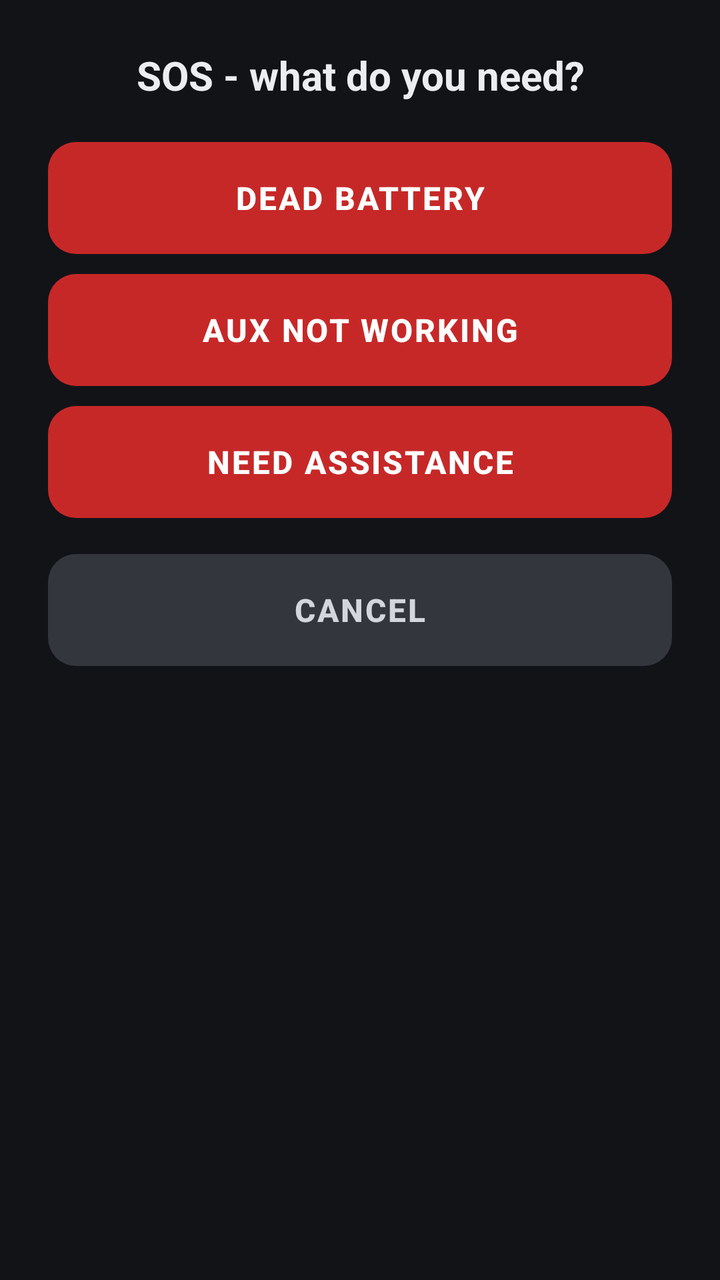
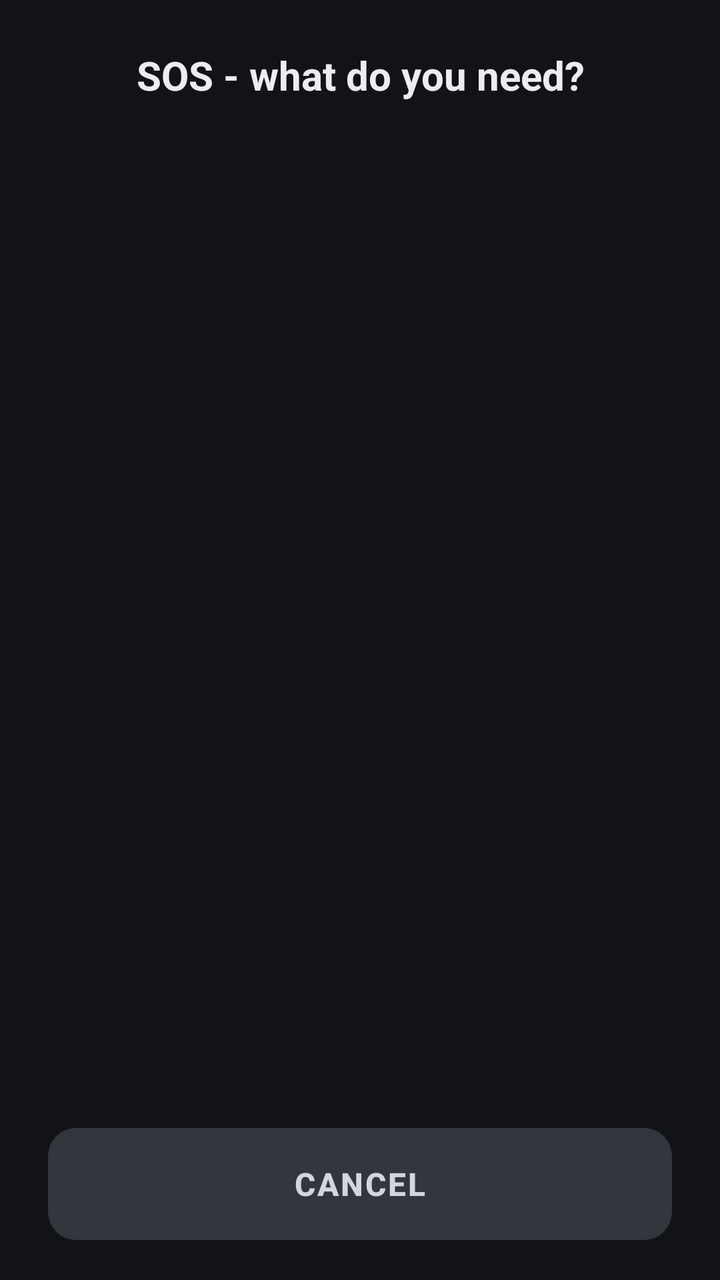

Two renders of the same Android screen: before a commit and after it. Below are the layout's source before the change and the commit's diff.
<!-- AndroidManifest.xml: application theme Theme.CLMix -->
<!-- res/layout/dialog_sos.xml -->
<?xml version="1.0" encoding="utf-8"?>
<LinearLayout xmlns:android="http://schemas.android.com/apk/res/android"
    xmlns:app="http://schemas.android.com/apk/res-auto"
    android:layout_width="match_parent"
    android:layout_height="wrap_content"
    android:gravity="center_horizontal"
    android:orientation="vertical"
    android:paddingHorizontal="24dp"
    android:paddingTop="24dp"
    android:paddingBottom="20dp">

    <TextView
        android:layout_width="match_parent"
        android:layout_height="wrap_content"
        android:layout_marginBottom="20dp"
        android:gravity="center"
        android:text="SOS - what do you need?"
        android:textColor="@color/on_surface"
        android:textSize="20sp"
        android:textStyle="bold" />

    <com.google.android.material.button.MaterialButton
        android:id="@+id/sos_dead_battery"
        style="@style/SosOption"
        android:text="DEAD BATTERY" />

    <com.google.android.material.button.MaterialButton
        android:id="@+id/sos_aux_not_working"
        style="@style/SosOption"
        android:text="AUX NOT WORKING" />

    <com.google.android.material.button.MaterialButton
        android:id="@+id/sos_need_assistance"
        style="@style/SosOption"
        android:text="NEED ASSISTANCE" />

    <com.google.android.material.button.MaterialButton
        android:id="@+id/sos_cancel"
        style="@style/SosOption"
        android:layout_marginTop="8dp"
        android:layout_marginBottom="0dp"
        android:text="CANCEL"
        android:textColor="@color/on_mute_inactive"
        app:backgroundTint="@color/mute_inactive" />
</LinearLayout>
<!-- resources referenced by this layout -->
<resources>
  <color name="mute_inactive">#33363C</color>
  <color name="on_mute_inactive">#D3D6DC</color>
  <color name="on_surface">#ECEDF0</color>
  <style name="SosOption" parent="Widget.Material3.Button">
          <item name="android:layout_width">match_parent</item>
          <item name="android:layout_height">wrap_content</item>
          <item name="android:layout_marginBottom">10dp</item>
          <item name="android:minHeight">56dp</item>
          <item name="android:insetTop">0dp</item>
          <item name="android:insetBottom">0dp</item>
          <item name="android:gravity">center</item>
          <item name="android:textSize">16sp</item>
          <item name="android:textStyle">bold</item>
          <item name="android:letterSpacing">0.06</item>
          <item name="android:textColor">@android:color/white</item>
          <item name="backgroundTint">@color/sos</item>
          <item name="cornerRadius">14dp</item>
      </style>
  <style name="Theme.CLMix" parent="Theme.Material3.Dark.NoActionBar">
          <item name="colorPrimary">@color/primary</item>
          <item name="colorOnPrimary">@color/on_primary</item>
          <item name="colorSecondary">@color/secondary</item>
          <item name="colorOnSecondary">@color/on_secondary</item>
          <item name="android:colorBackground">@color/background</item>
          <item name="colorSurface">@color/surface</item>
          <item name="colorOnSurface">@color/on_surface</item>
          <item name="colorSurfaceVariant">@color/surface_variant</item>
          <item name="colorOnSurfaceVariant">@color/on_surface_variant</item>
          <item name="colorError">@color/mute_active</item>
      </style>
  <color name="sos">#C62828</color>
  <color name="primary">#6C93FF</color>
  <color name="on_primary">#0B1530</color>
  <color name="secondary">#3FCF8E</color>
  <color name="on_secondary">#052A18</color>
  <color name="background">#121317</color>
  <color name="surface">#1B1D22</color>
  <color name="surface_variant">#25272E</color>
  <color name="on_surface_variant">#A9ACB4</color>
  <color name="mute_active">#FF6B62</color>
</resources>

<!-- the commit's change to res/layout/dialog_sos.xml (unified diff, before → after) -->
@@ -19,20 +19,28 @@
         android:textSize="20sp"
         android:textStyle="bold" />
 
-    <com.google.android.material.button.MaterialButton
-        android:id="@+id/sos_dead_battery"
-        style="@style/SosOption"
-        android:text="DEAD BATTERY" />
+    
+    <ScrollView
+        android:layout_width="match_parent"
+        android:layout_height="wrap_content"
+        android:layout_weight="1">
 
-    <com.google.android.material.button.MaterialButton
-        android:id="@+id/sos_aux_not_working"
-        style="@style/SosOption"
-        android:text="AUX NOT WORKING" />
+        <LinearLayout
+            android:id="@+id/sos_options"
+            android:layout_width="match_parent"
+            android:layout_height="wrap_content"
+            android:orientation="vertical" />
+    </ScrollView>
 
-    <com.google.android.material.button.MaterialButton
-        android:id="@+id/sos_need_assistance"
-        style="@style/SosOption"
-        android:text="NEED ASSISTANCE" />
+    <TextView
+        android:id="@+id/sos_none"
+        android:layout_width="match_parent"
+        android:layout_height="wrap_content"
+        android:layout_marginBottom="10dp"
+        android:gravity="center"
+        android:text="No SOS messages are set up on the computer."
+        android:textColor="@color/on_surface"
+        android:visibility="gone" />
 
     <com.google.android.material.button.MaterialButton
         android:id="@+id/sos_cancel"
